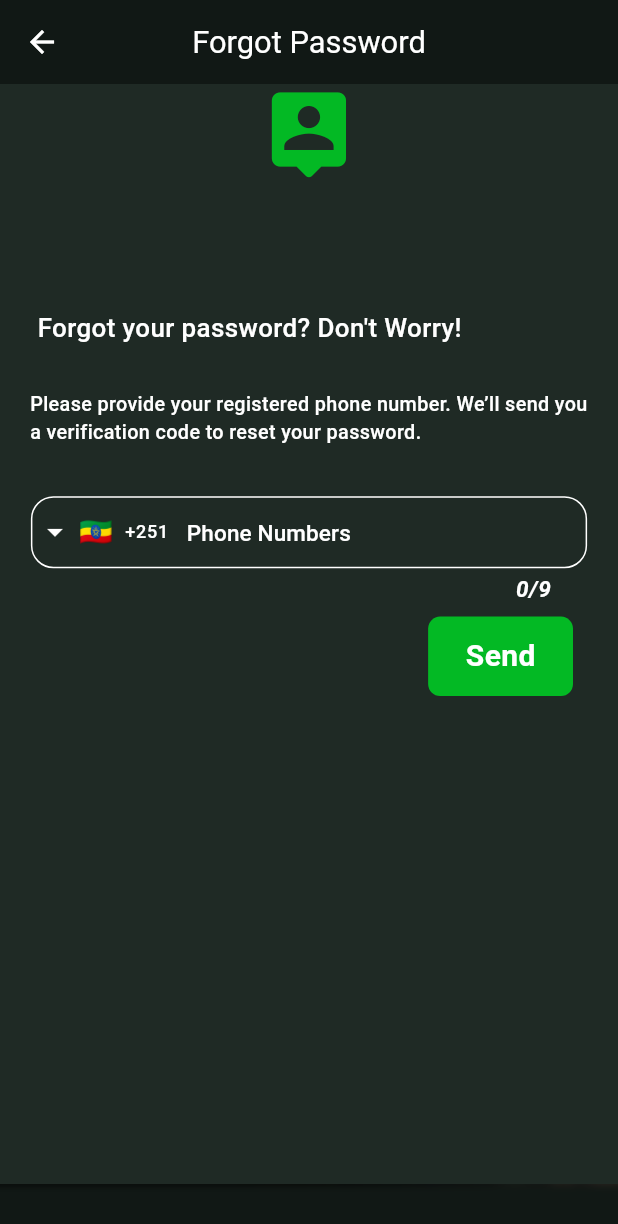
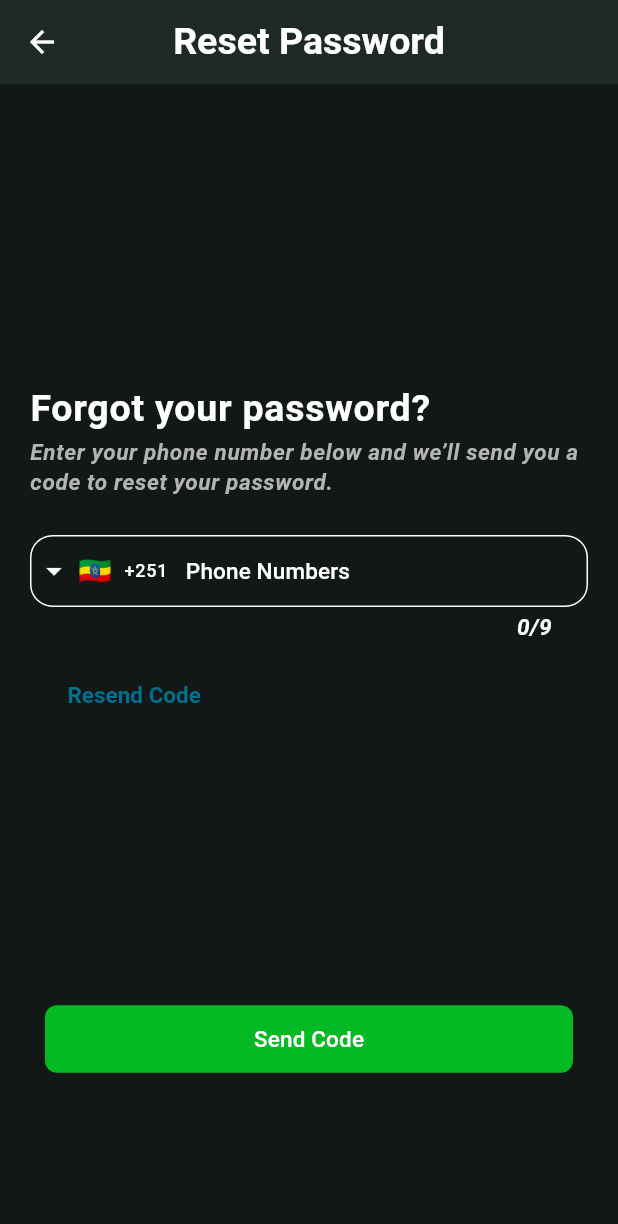
Before and after one commit to atikoo67/Quote-movie-app, a Flutter app: the ForgetPassword screen opened directly, on a phone screen of 412 x 824 dp. Shown: the top 1224 px of the screen. Run offline on Flutter 3.47's test engine with Material 3 defaults, Android fonts, the phone set to English and light mode, and no system bars; drawn by our look-alikes of intl_phone_field; our stand-ins replace better_player, cached_network_image, carousel_slider, circular_profile_avatar, cloud_firestore, dio and 8 more; missing offline and left inert: youtube_explode_dart; accounts and stored records are empty; network calls fail.

Commit message:
add a button, and changed the ui

```diff
--- a/lib/features/authentication/presentation/page/forgetpassword.dart
+++ b/lib/features/authentication/presentation/page/forgetpassword.dart
@@ -1,5 +1,4 @@
-import 'dart:ui';
-
+import 'package:quote/cores/components/buttons/textbutton.dart';
 import 'package:quote/cores/utils/theme/textstyle.dart';
 import 'package:quote/cores/components/buttons/mybutton.dart';
 import 'package:quote/cores/components/textfields/phonenumber_field.dart';
@@ -28,141 +27,57 @@ class _ForgetPasswordState extends State<ForgetPassword> {
       appBar: AppBar(
         centerTitle: true,
         elevation: 0,
-        foregroundColor: theme.textTheme.displayLarge!.color,
-        backgroundColor: theme.scaffoldBackgroundColor,
 
-        title: Text(
-          'Forgot Password',
-          style: TextStyle(
-            fontSize: ScreenSize.screenHeight(context) * 0.025,
-            fontWeight: theme.textTheme.displayLarge!.fontWeight,
-          ),
-        ),
+        title: Text("Reset Password", style: AppTextStyle.textTheme.bodyLarge),
       ),
       body: SafeArea(
         bottom: false,
         child: SingleChildScrollView(
           keyboardDismissBehavior: ScrollViewKeyboardDismissBehavior.onDrag,
-          child: Stack(
+          child: SizedBox(
+            height: ScreenSize.screenHeight(context) * 0.8,
+            child: Column(
+              spacing: 10,
+              mainAxisAlignment: MainAxisAlignment.spaceBetween,
               children: [
-              Positioned(
-                child: Stack(
+                SizedBox(),
+                Padding(
+                  padding: const EdgeInsets.symmetric(
+                    horizontal: 20,
+                    vertical: 20,
+                  ),
+                  child: Column(
+                    spacing: 25,
                     children: [
-                    Image.asset(
-                      'assets/background.jpg',
-                      fit: BoxFit.cover,
-                      height: ScreenSize.screenHeight(context) * 0.89,
-                      width: MediaQuery.of(context).size.width,
+                      Column(
+                        crossAxisAlignment: CrossAxisAlignment.start,
+                        children: [
+                          Text(
+                            'Forgot your password?',
+                            style: theme.textTheme.bodyLarge,
                           ),
-                    BackdropFilter(
-                      filter: ImageFilter.blur(
-                        sigmaX: 2,
-                        sigmaY: 3,
-                        tileMode: TileMode.mirror,
-                      ),
-                      child: Container(
-                        height: ScreenSize.screenHeight(context) * 0.89,
-                        color: theme.colorScheme.surface,
-                      ),
+                          Text(
+                            "Enter your phone number below and we’ll send you a code to reset your password.",
+                            style: theme.textTheme.bodySmall,
                           ),
                         ],
                       ),
-              ),
-              SizedBox(
-                height: ScreenSize.screenHeight(context) * 0.89,
-                child: Column(
-                  mainAxisAlignment: MainAxisAlignment.spaceBetween,
-                  children: [
-                    Center(
-                      child: Icon(
-                        Icons.person_pin_rounded,
-                        size: ScreenSize.screenHeight(context) * 0.0800,
-                        color: theme.iconTheme.color,
-                      ),
-                    ),
-
-                    SizedBox(
-                      height: ScreenSize.screenHeight(context) * 0.78,
-                      child: Container(
-                        padding: EdgeInsets.symmetric(vertical: 40),
-                        decoration: BoxDecoration(
-                          color: theme.colorScheme.surface,
-                          borderRadius: BorderRadius.vertical(
-                            top: Radius.circular(30),
-                          ),
-                        ),
-                        child: Column(
-                          spacing: ScreenSize.screenHeight(context) * 0.010,
-                          children: [
-                            Padding(
-                              padding: const EdgeInsets.symmetric(
-                                horizontal: 25,
-                                vertical: 20,
-                              ),
-                              child: Row(
-                                children: [
-                                  Text(
-                                    'Forgot your password? Don\'t Worry!',
-                                    style: TextStyle(
-                                      fontSize:
-                                          ScreenSize.screenHeight(context) *
-                                          0.021,
-                                      fontWeight: FontWeight.w500,
-                                      color:
-                                          theme.textTheme.displayLarge!.color,
-                                    ),
-                                  ),
-                                ],
-                              ),
-                            ),
-
-                            Padding(
-                              padding: const EdgeInsets.symmetric(
-                                horizontal: 20,
-                              ),
-                              child: Text(
-                                "Please provide your registered phone number. We’ll send you a verification code to reset your password.",
-                                style: TextStyle(
-                                  fontSize:
-                                      ScreenSize.screenHeight(context) * 0.016,
-                                  fontWeight: FontWeight.w500,
-                                  color: theme.textTheme.displayMedium!.color,
-                                ),
-                              ),
-                            ),
-                            SizedBox(
-                              height: ScreenSize.screenHeight(context) * 0.02,
-                            ),
-                            Padding(
-                              padding: EdgeInsets.symmetric(
-                                horizontal:
-                                    ScreenSize.screenHeight(context) * 0.025,
-                              ),
-                              child: PhoneNumberField(
+                      PhoneNumberField(
                         phoneNumberController: phoneNumberController,
                         onChanged: (phone) {
                           setState(() {
                             fullPhoneNumber = phone.completeNumber;
-                                    // print(fullPhoneNumber); // e.g. +251912345678
                           });
                         },
                       ),
-                            ),
-                            Row(
-                              mainAxisAlignment: MainAxisAlignment.end,
+                      Padding(
+                        padding: EdgeInsets.symmetric(horizontal: 25),
+                        child: Row(
+                          mainAxisAlignment: MainAxisAlignment.start,
                           children: [
-                                MyButton(
-                                  onTap: resetPassword,
-                                  child: Text(
-                                    'Send',
-                                    style: AppTextStyle.textTheme.titleMedium,
-                                  ),
-                                ),
-                              ],
-                            ),
-                          ],
-                        ),
-                      ),
+                            MyTextButton(
+                              text: 'Resend Code',
+                              onPressed: () async {},
                             ),
                           ],
                         ),
@@ -170,6 +85,15 @@ class _ForgetPasswordState extends State<ForgetPassword> {
                     ],
                   ),
                 ),
+
+                MyButton(
+                  onTap: resetPassword,
+                  child: Text('Send Code', style: theme.textTheme.titleSmall),
+                ),
+              ],
+            ),
+          ),
+        ),
       ),
     );
   }
```
Lines whose indentation alone changed are shown as unchanged.
